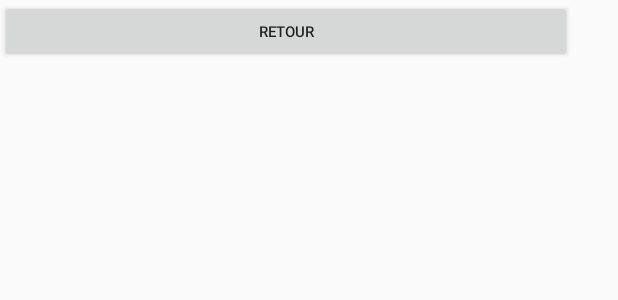
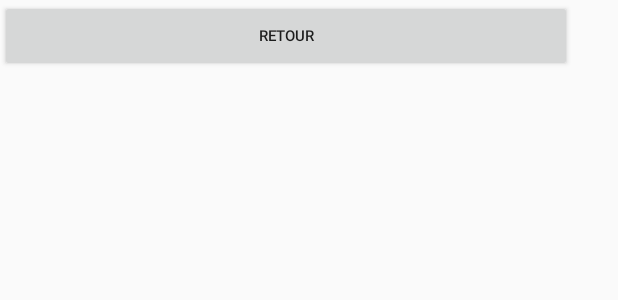
Before and after one commit to ThibautE/ProjetAR, an Android app: the layout activity_liste.xml on its own in the app's theme, with its tools: preview values and no code run, on a phone screen of 412 x 824 dp. Shown: the top 300 px of the screen. Run offline under Robolectric (Android 15) with nearby library versions, the phone set to English and light mode, and no system bars.

Commit message:
ajout bouton carte et bouton liste, ajout des activité carte et liste, augmentation de la base de données

```diff
--- a/app/build.gradle
+++ b/app/build.gradle
@@ -28,11 +28,12 @@ dependencies {
     compile(name: 'wikitudesdk', ext: 'aar')
     compile 'com.google.android.gms:play-services:10.2.0'
     compile 'com.google.android.gms:play-services-location:10.2.0'
-    compile 'com.android.support:appcompat-v7:25.2.0'
+    compile 'com.android.support:appcompat-v7:25.3.0'
     compile 'com.android.support:multidex:1.0.1'
     compile 'com.android.support.constraint:constraint-layout:1.0.2'
     compile 'com.google.android.gms:play-services-maps:10.2.0'
     testCompile 'junit:junit:4.12'
+    compile 'com.android.support:cardview-v7:25.3.0'
 }
 
 
--- a/app/src/main/AndroidManifest.xml
+++ b/app/src/main/AndroidManifest.xml
@@ -34,7 +34,8 @@
         android:icon="@mipmap/ic_launcher"
         android:label="@string/app_name"
         android:supportsRtl="true"
-        android:theme="@style/AppTheme">
+        android:theme="@style/Theme.AppCompat.Light"
+        android:fullBackupContent="@xml/backup_descriptor">
         <activity
             android:name=".MainActivity"
             android:configChanges="screenSize|orientation">
--- a/app/src/main/res/layout/activity_liste.xml
+++ b/app/src/main/res/layout/activity_liste.xml
@@ -9,9 +9,17 @@
     <Button
         android:id="@+id/backButton"
         android:layout_width="381dp"
-        android:layout_height="42dp"
-        android:text="Retour"
+        android:layout_height="48dp"
+        android:text="@string/Retour"
         android:textSize="10sp"
-        tools:layout_editor_absoluteX="26dp"
-        tools:layout_editor_absoluteY="215dp" />
+        tools:layout_editor_absoluteX="-4dp"
+        tools:layout_editor_absoluteY="2dp" />
+
+    <ListView
+        android:layout_width="354dp"
+        android:layout_height="456dp"
+        tools:layout_editor_absoluteX="3dp"
+        app:layout_constraintBottom_toBottomOf="parent"
+        android:layout_marginBottom="8dp" />
+
 </android.support.constraint.ConstraintLayout>
--- a/app/src/main/res/layout/activity_main.xml
+++ b/app/src/main/res/layout/activity_main.xml
@@ -19,8 +19,8 @@
             android:id="@+id/button2"
             android:layout_width="85dp"
             android:layout_height="42dp"
+            android:layout_marginLeft="95dp"
             android:layout_marginStart="95dp"
-            android:layout_marginLeft="95dp"
             android:text="@string/carte"
             android:textSize="14sp" />
 
@@ -28,8 +28,8 @@
             android:id="@+id/button3"
             android:layout_width="85dp"
             android:layout_height="42dp"
+            android:layout_marginLeft="180dp"
             android:layout_marginStart="180dp"
-            android:layout_marginLeft="180dp"
             android:text="@string/liste"
             android:textSize="14sp" />
     </com.wikitude.architect.ArchitectView>
--- a/app/src/main/res/values-w820dp/dimens.xml
+++ b/app/src/main/res/values-w820dp/dimens.xml
@@ -2,5 +2,5 @@
     <!-- Example customization of dimensions originally defined in res/values/dimens.xml
          (such as screen margins) for screens with more than 820dp of available width. This
          would include 7" and 10" devices in landscape (~960dp and ~1280dp respectively). -->
-    <dimen name="activity_horizontal_margin">64dp</dimen>
+    <!-- <dimen name="activity_horizontal_margin">64dp</dimen> -->
 </resources>
--- a/app/src/main/res/values/dimens.xml
+++ b/app/src/main/res/values/dimens.xml
@@ -1,5 +1,5 @@
 <resources>
-    <!-- Default screen margins, per the Android Design guidelines. -->
+    <!-- Default screen margins, per the Android Design guidelines.
     <dimen name="activity_horizontal_margin">16dp</dimen>
-    <dimen name="activity_vertical_margin">16dp</dimen>
+    <dimen name="activity_vertical_margin">16dp</dimen> -->
 </resources>
--- a/app/src/main/res/values/strings.xml
+++ b/app/src/main/res/values/strings.xml
@@ -7,4 +7,5 @@
     <string name="title_activity_carte">Map</string>
     <string name="carte">Carte</string>
     <string name="liste">Liste</string>
+    <string name="Retour">Retour </string>
 </resources>
--- a/app/src/main/res/values/styles.xml
+++ b/app/src/main/res/values/styles.xml
@@ -1,7 +1,7 @@
 <resources>
 
     <!-- Base application theme. -->
-    <style name="AppTheme" parent="Theme.AppCompat.Light.DarkActionBar">
+    <style name="AppTheme" parent="Base.Theme.AppCompat.Light.DarkActionBar">
         <!-- Customize your theme here. -->
         <item name="colorPrimary">@color/colorPrimary</item>
         <item name="colorPrimaryDark">@color/colorPrimaryDark</item>
--- /dev/null
+++ b/app/src/main/res/xml/backup_descriptor.xml
@@ -0,0 +1,4 @@
+<?xml version="1.0" encoding="utf-8"?>
+<full-backup-content>
+    <!-- Exclude specific shared preferences that contain GCM registration Id -->
+</full-backup-content>
```
Also changed, not shown: app/src/main/java/com/cmil3/ar/projetar/Carte.java (+6 -6 lines), app/src/main/java/com/cmil3/ar/projetar/Liste.java (+11 -4 lines), app/src/main/java/com/cmil3/ar/projetar/MainActivity.java (+3 -5 lines), 24 other files.
